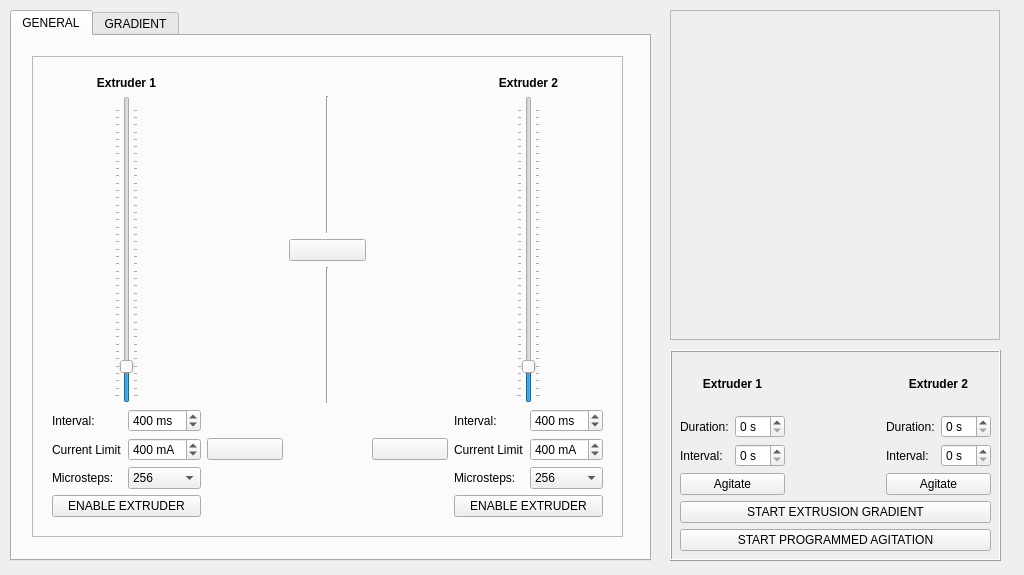
Above: _ui/PME.ui from boydstongroup/PME-DEV before the change. Below: the same form after it.
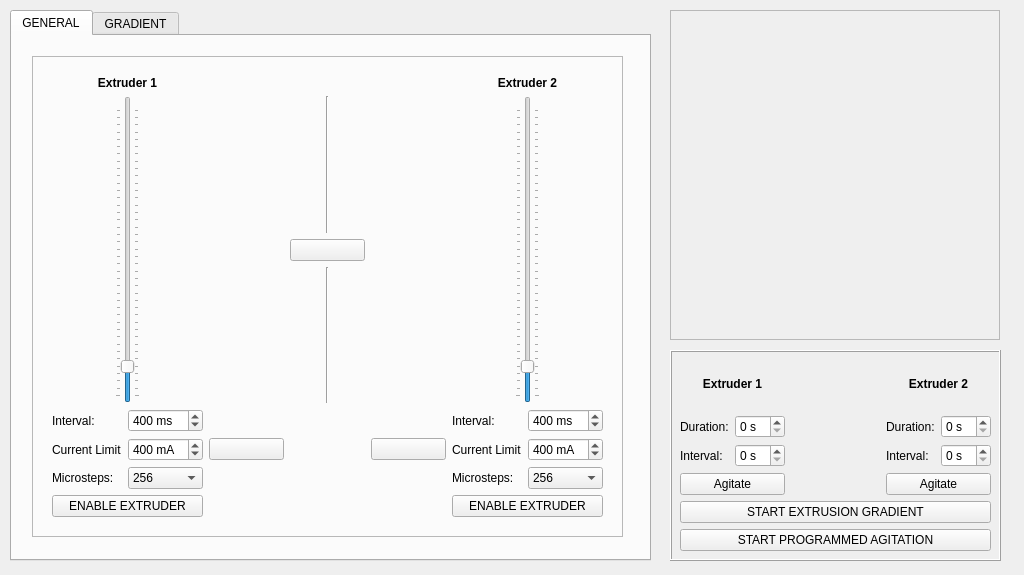
That is the form after the change. Icons and pictures are not drawn.

What changed in the file:
```diff
--- a/_ui/PME.ui
+++ b/_ui/PME.ui
@@ -198,11 +198,13 @@
           <item row="2" column="1">
            <widget class="QComboBox" name="ex2General_comboBox">
             <property name="currentIndex">
-             <number>7</number>
+             <number>8</number>
             </property>
-            <property name="sizeAdjustPolicy">
-             <enum>QComboBox::AdjustToContentsOnFirstShow</enum>
-            </property>
+            <item>
+             <property name="text">
+              <string>1</string>
+             </property>
+            </item>
             <item>
              <property name="text">
               <string>2</string>
@@ -261,7 +263,7 @@
              <number>100</number>
             </property>
             <property name="maximum">
-             <number>800</number>
+             <number>1000</number>
             </property>
             <property name="singleStep">
              <number>50</number>
@@ -331,8 +333,13 @@
           <item row="2" column="1">
            <widget class="QComboBox" name="ex1General_comboBox">
             <property name="currentIndex">
-             <number>7</number>
+             <number>8</number>
             </property>
+            <item>
+             <property name="text">
+              <string>1</string>
+             </property>
+            </item>
             <item>
              <property name="text">
               <string>2</string>
@@ -391,7 +398,7 @@
              <number>100</number>
             </property>
             <property name="maximum">
-             <number>800</number>
+             <number>1000</number>
             </property>
             <property name="singleStep">
              <number>50</number>
```
